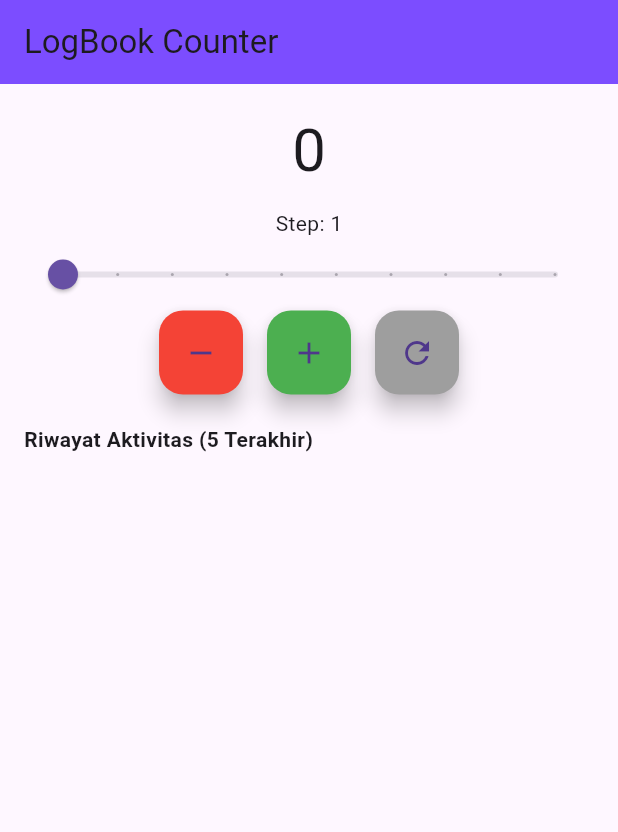
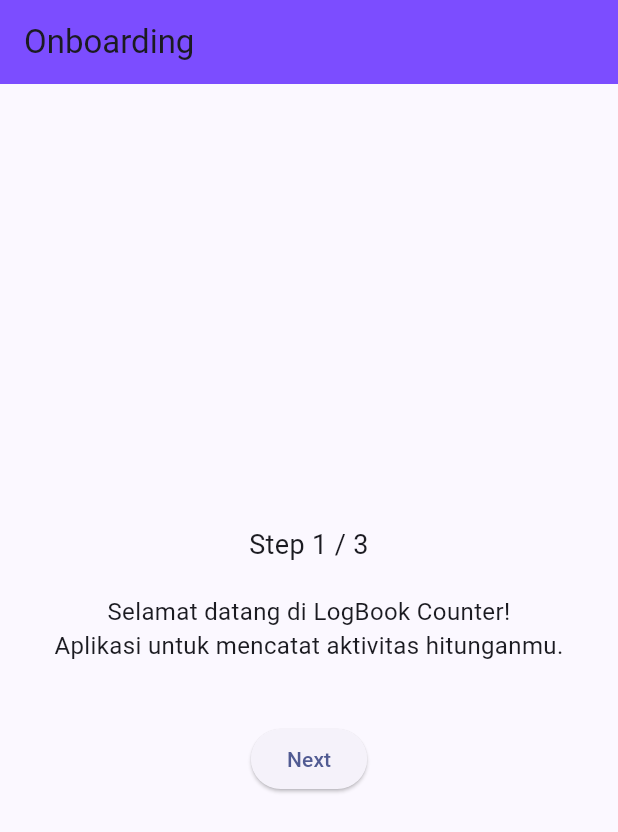
Before and after one commit to nsitizen/logbook_app_090, a Flutter app: the screen it shows after launch, on a phone screen of 412 x 824 dp. Shown: the top 832 px of the screen. Run offline on Flutter 3.47's test engine with Material 3 defaults, Android fonts, the phone set to English and light mode, and no system bars.

Commit message:
Pendahuluan Modul 2

```diff
--- /dev/null
+++ b/lib/features/onboarding/onboarding_view.dart
@@ -0,0 +1,77 @@
+import 'package:flutter/material.dart';
+import 'package:logbook_app_090/features/auth/login_view.dart';
+
+class OnboardingView extends StatefulWidget {
+  const OnboardingView({super.key});
+
+  @override
+  State<OnboardingView> createState() => _OnboardingViewState();
+}
+
+class _OnboardingViewState extends State<OnboardingView> {
+  int step = 1;
+
+  void _nextStep() {
+    setState(() {
+      step++;
+    });
+
+    if (step > 3) {
+      Navigator.pushReplacement(
+        context,
+        MaterialPageRoute(builder: (context) => const LoginView()),
+      );
+    }
+  }
+
+  String _getContent() {
+    switch (step) {
+      case 1:
+        return "Selamat datang di LogBook Counter!\nAplikasi untuk mencatat aktivitas hitunganmu.";
+      case 2:
+        return "Kamu bisa menambah, mengurangi,\ndan melihat riwayat aktivitas.";
+      case 3:
+        return "Yuk mulai dengan login\nuntuk menggunakan aplikasi!";
+      default:
+        return "";
+    }
+  }
+
+  @override
+  Widget build(BuildContext context) {
+    return Scaffold(
+      appBar: AppBar(
+        title: const Text("Onboarding"),
+        backgroundColor: Colors.deepPurpleAccent,
+      ),
+      body: Padding(
+        padding: const EdgeInsets.all(24),
+        child: Center( // <-- Tambahan supaya fix di tengah layar
+          child: Column(
+            mainAxisAlignment: MainAxisAlignment.center, // Tengah vertikal
+            crossAxisAlignment: CrossAxisAlignment.center, // Tengah horizontal
+            mainAxisSize: MainAxisSize.min, // Supaya tidak full tinggi
+            children: [
+              Text(
+                "Step $step / 3",
+                style: const TextStyle(fontSize: 18),
+                textAlign: TextAlign.center,
+              ),
+              const SizedBox(height: 20),
+              Text(
+                _getContent(),
+                textAlign: TextAlign.center,
+                style: const TextStyle(fontSize: 16),
+              ),
+              const SizedBox(height: 40),
+              ElevatedButton(
+                onPressed: _nextStep,
+                child: const Text("Next"),
+              ),
+            ],
+          ),
+        ),
+      ),
+    );
+  }
+}
--- a/lib/main.dart
+++ b/lib/main.dart
@@ -1,5 +1,5 @@
 import 'package:flutter/material.dart';
-import 'counter_view.dart';
+import 'package:logbook_app_090/features/onboarding/onboarding_view.dart';
 
 void main() {
   runApp(const MyApp());
@@ -10,10 +10,13 @@
 
   @override
   Widget build(BuildContext context) {
-    return const MaterialApp(
+    return MaterialApp(
+      title: 'LogBook Counter',
       debugShowCheckedModeBanner: false,
-      title: 'Counter SRP',
-      home: CounterView(),
+      theme: ThemeData(
+        colorScheme: ColorScheme.fromSeed(seedColor: Colors.indigo),
+      ),
+      home: const OnboardingView(),
     );
   }
 }
```
Also changed, not shown: lib/features/auth/login_controller.dart (added, +15 -0 lines), lib/features/auth/login_view.dart (added, +65 -0 lines), lib/features/logbook/counter_view.dart (renamed from lib/counter_view.dart, +79 -13 lines), pubspec.yaml (+4 -4 lines), assets/images/login1.jpeg (added), assets/images/statistik.jpeg (added), assets/images/welcome.jpeg (added), lib/features/logbook/counter_controller.dart (renamed from lib/counter_controller.dart).
